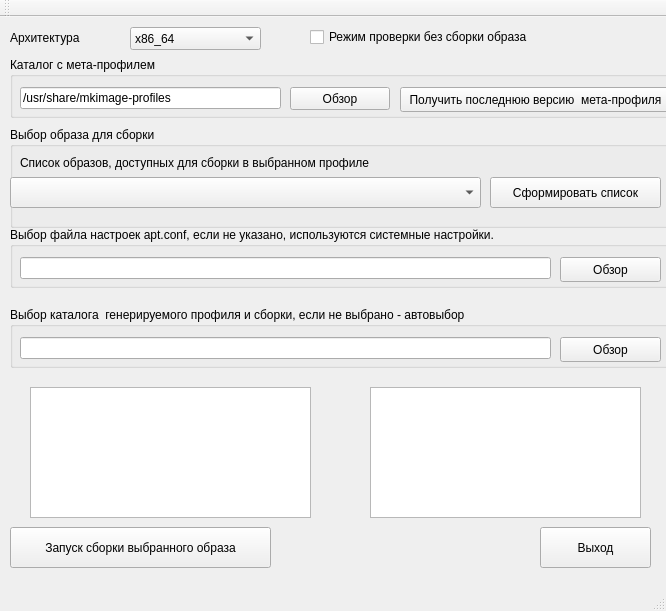
150balbes/mp-gui, file mp-gui/mainwindow.ui: the form before one commit.
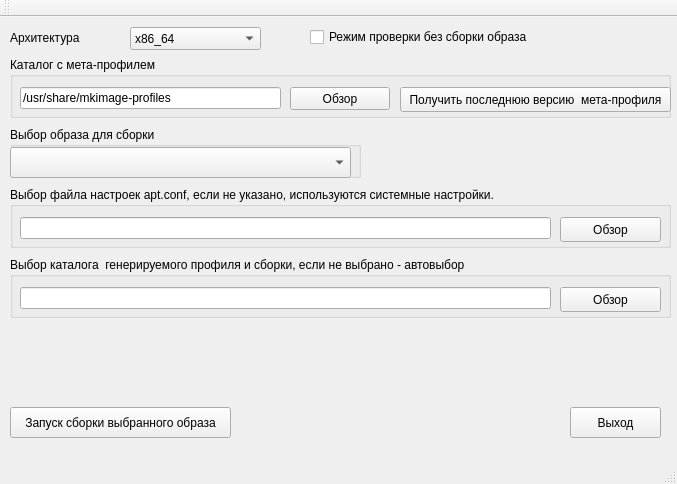
The form after the commit.

```diff
--- a/mp-gui/mainwindow.ui
+++ b/mp-gui/mainwindow.ui
@@ -6,8 +6,8 @@
    <rect>
     <x>0</x>
     <y>0</y>
-    <width>666</width>
-    <height>611</height>
+    <width>677</width>
+    <height>484</height>
    </rect>
   </property>
   <property name="windowTitle">
@@ -17,10 +17,10 @@
    <widget class="QPushButton" name="pushButton_Exit">
     <property name="geometry">
      <rect>
-      <x>540</x>
-      <y>510</y>
-      <width>111</width>
-      <height>41</height>
+      <x>570</x>
+      <y>390</y>
+      <width>91</width>
+      <height>31</height>
      </rect>
     </property>
     <property name="text">
@@ -31,9 +31,9 @@
     <property name="geometry">
      <rect>
       <x>10</x>
-      <y>510</y>
-      <width>261</width>
-      <height>41</height>
+      <y>390</y>
+      <width>221</width>
+      <height>31</height>
      </rect>
     </property>
     <property name="text">
@@ -133,55 +133,29 @@
      <rect>
       <x>10</x>
       <y>110</y>
-      <width>661</width>
-      <height>101</height>
+      <width>351</width>
+      <height>51</height>
      </rect>
     </property>
     <property name="title">
      <string>Выбор образа для сборки</string>
     </property>
-    <widget class="QLabel" name="label_5">
-     <property name="geometry">
-      <rect>
-       <x>10</x>
-       <y>20</y>
-       <width>481</width>
-       <height>31</height>
-      </rect>
-     </property>
-     <property name="text">
-      <string>Список образов, доступных для сборки в выбранном профиле</string>
-     </property>
-    </widget>
     <widget class="QComboBox" name="comboBox_ListDistro">
      <property name="geometry">
       <rect>
        <x>0</x>
-       <y>50</y>
-       <width>471</width>
+       <y>20</y>
+       <width>341</width>
        <height>31</height>
       </rect>
      </property>
     </widget>
-    <widget class="QPushButton" name="pushButton_ListInit">
-     <property name="geometry">
-      <rect>
-       <x>480</x>
-       <y>50</y>
-       <width>171</width>
-       <height>31</height>
-      </rect>
-     </property>
-     <property name="text">
-      <string>Сформировать список</string>
-     </property>
-    </widget>
    </widget>
    <widget class="QGroupBox" name="groupBox_3">
     <property name="geometry">
      <rect>
       <x>10</x>
-      <y>210</y>
+      <y>170</y>
       <width>661</width>
       <height>61</height>
      </rect>
@@ -223,7 +197,7 @@
     <property name="geometry">
      <rect>
       <x>10</x>
-      <y>290</y>
+      <y>240</y>
       <width>661</width>
       <height>61</height>
      </rect>
@@ -284,29 +258,6 @@
      <string/>
     </property>
    </widget>
-   <widget class="QPlainTextEdit" name="ListDistro">
-    <property name="geometry">
-     <rect>
-      <x>30</x>
-      <y>370</y>
-      <width>281</width>
-      <height>131</height>
-     </rect>
-    </property>
-    <property name="plainText">
-     <string/>
-    </property>
-   </widget>
-   <widget class="QPlainTextEdit" name="plainTextEdit">
-    <property name="geometry">
-     <rect>
-      <x>370</x>
-      <y>370</y>
-      <width>271</width>
-      <height>131</height>
-     </rect>
-    </property>
-   </widget>
   </widget>
   <widget class="QMenuBar" name="menuBar">
    <property name="geometry">
```
Left out of the diff: 2 changed lines with no effect on the pictures.
